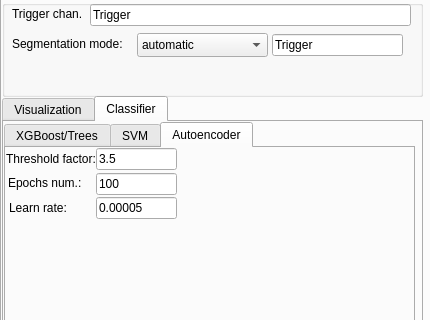
Before: the Qt Designer form gui_files/empa_gui.ui in sergey32355/ANDRITZ, drawn with Qt 5; both pictures show x 0 to 430 and y 100 to 420 of the 430 by 541 pixel window.
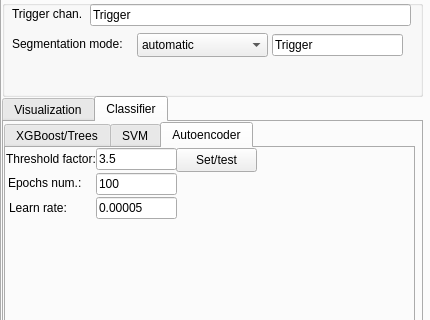
After: the same form once the commit is applied. The open tabs and pages were chosen to show the change.

```diff
--- a/gui_files/empa_gui.ui
+++ b/gui_files/empa_gui.ui
@@ -1266,6 +1266,19 @@
            <string>0.00005</string>
           </property>
          </widget>
+         <widget class="QPushButton" name="pushButton">
+          <property name="geometry">
+           <rect>
+            <x>170</x>
+            <y>0</y>
+            <width>81</width>
+            <height>24</height>
+           </rect>
+          </property>
+          <property name="text">
+           <string>Set/test</string>
+          </property>
+         </widget>
         </widget>
        </widget>
       </widget>
```
Left out of the diff: 2 changed lines with no effect on the pictures.
